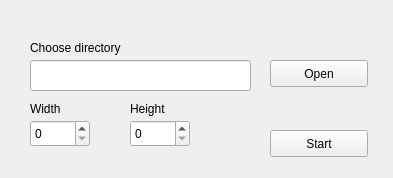
First picture: the form in GUI.ui, repository Odyseja/BO-projekt, before the edit.
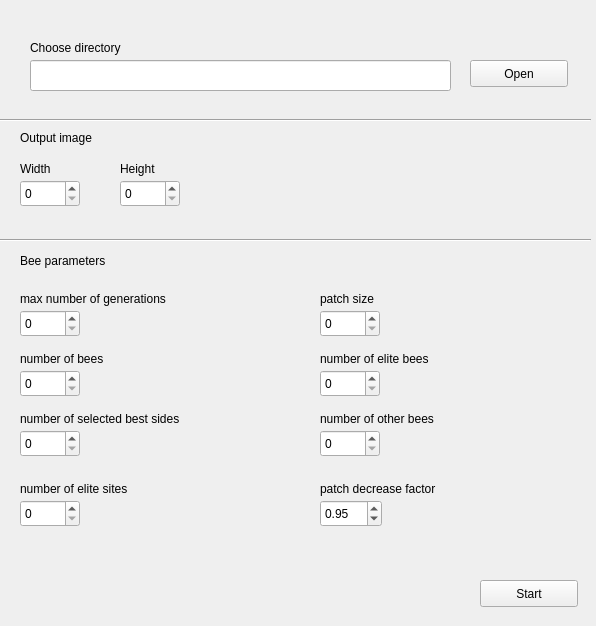
Second picture: the form after the edit.

Commit message: added bee parameters in GUI

Patch:
```diff
--- a/GUI.ui
+++ b/GUI.ui
@@ -6,8 +6,8 @@
    <rect>
     <x>0</x>
     <y>0</y>
-    <width>393</width>
-    <height>178</height>
+    <width>596</width>
+    <height>626</height>
    </rect>
   </property>
   <property name="windowTitle">
@@ -19,8 +19,8 @@
   <widget class="QPushButton" name="startButton">
    <property name="geometry">
     <rect>
-     <x>270</x>
-     <y>130</y>
+     <x>480</x>
+     <y>580</y>
      <width>98</width>
      <height>27</height>
     </rect>
@@ -34,7 +34,7 @@
     <rect>
      <x>30</x>
      <y>60</y>
-     <width>221</width>
+     <width>421</width>
      <height>31</height>
     </rect>
    </property>
@@ -58,7 +58,7 @@
   <widget class="QPushButton" name="openButton">
    <property name="geometry">
     <rect>
-     <x>270</x>
+     <x>470</x>
      <y>60</y>
      <width>98</width>
      <height>27</height>
@@ -71,28 +71,34 @@
   <widget class="QSpinBox" name="widthSpinBox">
    <property name="geometry">
     <rect>
-     <x>30</x>
-     <y>120</y>
+     <x>20</x>
+     <y>180</y>
      <width>60</width>
      <height>27</height>
     </rect>
    </property>
+   <property name="maximum">
+    <number>10000</number>
+   </property>
   </widget>
   <widget class="QSpinBox" name="heightSpinBox">
    <property name="geometry">
     <rect>
-     <x>130</x>
-     <y>120</y>
+     <x>120</x>
+     <y>180</y>
      <width>60</width>
      <height>27</height>
     </rect>
    </property>
+   <property name="maximum">
+    <number>10000</number>
+   </property>
   </widget>
   <widget class="QLabel" name="widthLabel">
    <property name="geometry">
     <rect>
-     <x>30</x>
-     <y>100</y>
+     <x>20</x>
+     <y>160</y>
      <width>66</width>
      <height>17</height>
     </rect>
@@ -104,8 +110,8 @@
   <widget class="QLabel" name="heightLabel">
    <property name="geometry">
     <rect>
-     <x>130</x>
-     <y>100</y>
+     <x>120</x>
+     <y>160</y>
      <width>66</width>
      <height>17</height>
     </rect>
@@ -114,6 +120,266 @@
     <string>Height</string>
    </property>
   </widget>
+  <widget class="Line" name="line">
+   <property name="geometry">
+    <rect>
+     <x>0</x>
+     <y>110</y>
+     <width>591</width>
+     <height>21</height>
+    </rect>
+   </property>
+   <property name="orientation">
+    <enum>Qt::Horizontal</enum>
+   </property>
+  </widget>
+  <widget class="QLabel" name="label">
+   <property name="geometry">
+    <rect>
+     <x>20</x>
+     <y>130</y>
+     <width>111</width>
+     <height>16</height>
+    </rect>
+   </property>
+   <property name="text">
+    <string>Output image</string>
+   </property>
+  </widget>
+  <widget class="Line" name="line_2">
+   <property name="geometry">
+    <rect>
+     <x>0</x>
+     <y>230</y>
+     <width>591</width>
+     <height>21</height>
+    </rect>
+   </property>
+   <property name="orientation">
+    <enum>Qt::Horizontal</enum>
+   </property>
+  </widget>
+  <widget class="QLabel" name="label_2">
+   <property name="geometry">
+    <rect>
+     <x>20</x>
+     <y>250</y>
+     <width>161</width>
+     <height>21</height>
+    </rect>
+   </property>
+   <property name="text">
+    <string>Bee parameters</string>
+   </property>
+  </widget>
+  <widget class="QLabel" name="maxGenNumberLabel">
+   <property name="geometry">
+    <rect>
+     <x>20</x>
+     <y>290</y>
+     <width>201</width>
+     <height>17</height>
+    </rect>
+   </property>
+   <property name="text">
+    <string>max number of generations</string>
+   </property>
+  </widget>
+  <widget class="QSpinBox" name="maxGenNumberSpinBox">
+   <property name="geometry">
+    <rect>
+     <x>20</x>
+     <y>310</y>
+     <width>60</width>
+     <height>27</height>
+    </rect>
+   </property>
+   <property name="maximum">
+    <number>10000</number>
+   </property>
+  </widget>
+  <widget class="QSpinBox" name="beeNumberSpinBox">
+   <property name="geometry">
+    <rect>
+     <x>20</x>
+     <y>370</y>
+     <width>60</width>
+     <height>27</height>
+    </rect>
+   </property>
+   <property name="maximum">
+    <number>10000</number>
+   </property>
+  </widget>
+  <widget class="QLabel" name="beeNumberLabel">
+   <property name="geometry">
+    <rect>
+     <x>20</x>
+     <y>350</y>
+     <width>181</width>
+     <height>17</height>
+    </rect>
+   </property>
+   <property name="text">
+    <string>number of bees</string>
+   </property>
+  </widget>
+  <widget class="QSpinBox" name="selectBestedSidesNumberSpinBox">
+   <property name="geometry">
+    <rect>
+     <x>20</x>
+     <y>430</y>
+     <width>60</width>
+     <height>27</height>
+    </rect>
+   </property>
+   <property name="maximum">
+    <number>10000</number>
+   </property>
+  </widget>
+  <widget class="QLabel" name="selectedBestSidesNumberLabel">
+   <property name="geometry">
+    <rect>
+     <x>20</x>
+     <y>410</y>
+     <width>221</width>
+     <height>17</height>
+    </rect>
+   </property>
+   <property name="text">
+    <string>number of selected best sides</string>
+   </property>
+  </widget>
+  <widget class="QSpinBox" name="eliteSitesNumberSpinBox">
+   <property name="geometry">
+    <rect>
+     <x>20</x>
+     <y>500</y>
+     <width>60</width>
+     <height>27</height>
+    </rect>
+   </property>
+   <property name="maximum">
+    <number>10000</number>
+   </property>
+  </widget>
+  <widget class="QLabel" name="eliteSitesNumberLabel">
+   <property name="geometry">
+    <rect>
+     <x>20</x>
+     <y>480</y>
+     <width>181</width>
+     <height>17</height>
+    </rect>
+   </property>
+   <property name="text">
+    <string>number of elite sites</string>
+   </property>
+  </widget>
+  <widget class="QSpinBox" name="patchSizeSpinBox">
+   <property name="geometry">
+    <rect>
+     <x>320</x>
+     <y>310</y>
+     <width>60</width>
+     <height>27</height>
+    </rect>
+   </property>
+   <property name="maximum">
+    <number>10000</number>
+   </property>
+  </widget>
+  <widget class="QSpinBox" name="eliteBeesNumberSpinbox">
+   <property name="geometry">
+    <rect>
+     <x>320</x>
+     <y>370</y>
+     <width>60</width>
+     <height>27</height>
+    </rect>
+   </property>
+   <property name="maximum">
+    <number>10000</number>
+   </property>
+  </widget>
+  <widget class="QSpinBox" name="otherBeesNumberSpinBox">
+   <property name="geometry">
+    <rect>
+     <x>320</x>
+     <y>430</y>
+     <width>60</width>
+     <height>27</height>
+    </rect>
+   </property>
+   <property name="maximum">
+    <number>10000</number>
+   </property>
+  </widget>
+  <widget class="QLabel" name="patchSizeLabel">
+   <property name="geometry">
+    <rect>
+     <x>320</x>
+     <y>290</y>
+     <width>181</width>
+     <height>17</height>
+    </rect>
+   </property>
+   <property name="text">
+    <string>patch size</string>
+   </property>
+  </widget>
+  <widget class="QLabel" name="eliteBessNumberLabel">
+   <property name="geometry">
+    <rect>
+     <x>320</x>
+     <y>350</y>
+     <width>181</width>
+     <height>17</height>
+    </rect>
+   </property>
+   <property name="text">
+    <string>number of elite bees </string>
+   </property>
+  </widget>
+  <widget class="QLabel" name="otherBeesNumberLabel">
+   <property name="geometry">
+    <rect>
+     <x>320</x>
+     <y>410</y>
+     <width>181</width>
+     <height>17</height>
+    </rect>
+   </property>
+   <property name="text">
+    <string>number of other bees</string>
+   </property>
+  </widget>
+  <widget class="QLabel" name="patchDecreaseFactorLabel">
+   <property name="geometry">
+    <rect>
+     <x>320</x>
+     <y>480</y>
+     <width>181</width>
+     <height>17</height>
+    </rect>
+   </property>
+   <property name="text">
+    <string>patch decrease factor</string>
+   </property>
+  </widget>
+  <widget class="QDoubleSpinBox" name="patchDecreaseFactorSpinBox">
+   <property name="geometry">
+    <rect>
+     <x>320</x>
+     <y>500</y>
+     <width>62</width>
+     <height>27</height>
+    </rect>
+   </property>
+   <property name="value">
+    <double>0.950000000000000</double>
+   </property>
+  </widget>
  </widget>
  <resources/>
  <connections/>
```
The commit also changes 3 other files.
